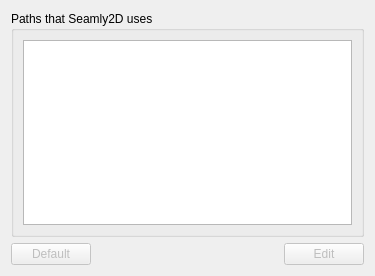
This is src/app/seamlyme/dialogs/configpages/seamlymepreferencespathpage.ui in FashionFreedom/Seamly2D as Qt 5 draws it before an edit. The edited form follows.
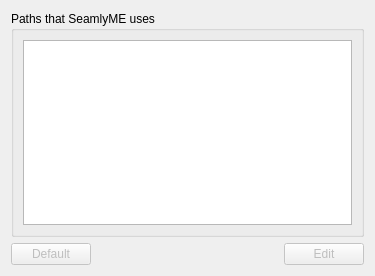
This is the edited form.

The edit to the form file:
```diff
--- a/src/app/seamlyme/dialogs/configpages/seamlymepreferencespathpage.ui
+++ b/src/app/seamlyme/dialogs/configpages/seamlymepreferencespathpage.ui
@@ -17,7 +17,7 @@
    <item>
     <widget class="QGroupBox" name="groupBox">
      <property name="title">
-      <string>Paths that Seamly2D uses</string>
+      <string>Paths that SeamlyME uses</string>
      </property>
      <layout class="QVBoxLayout" name="verticalLayout">
       <item>
```
